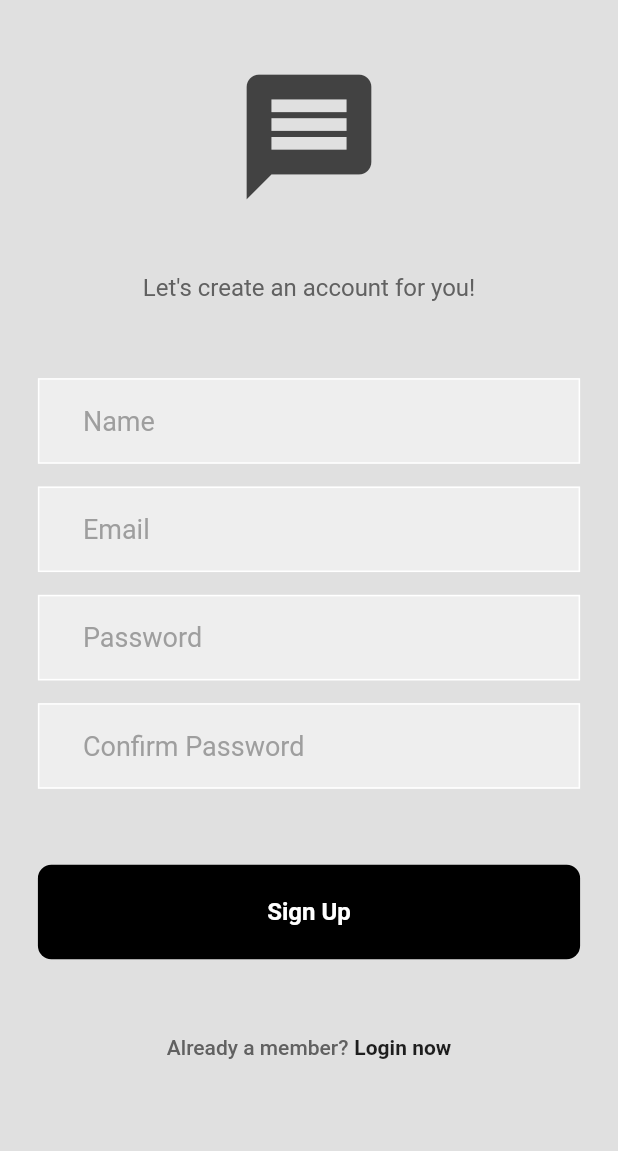
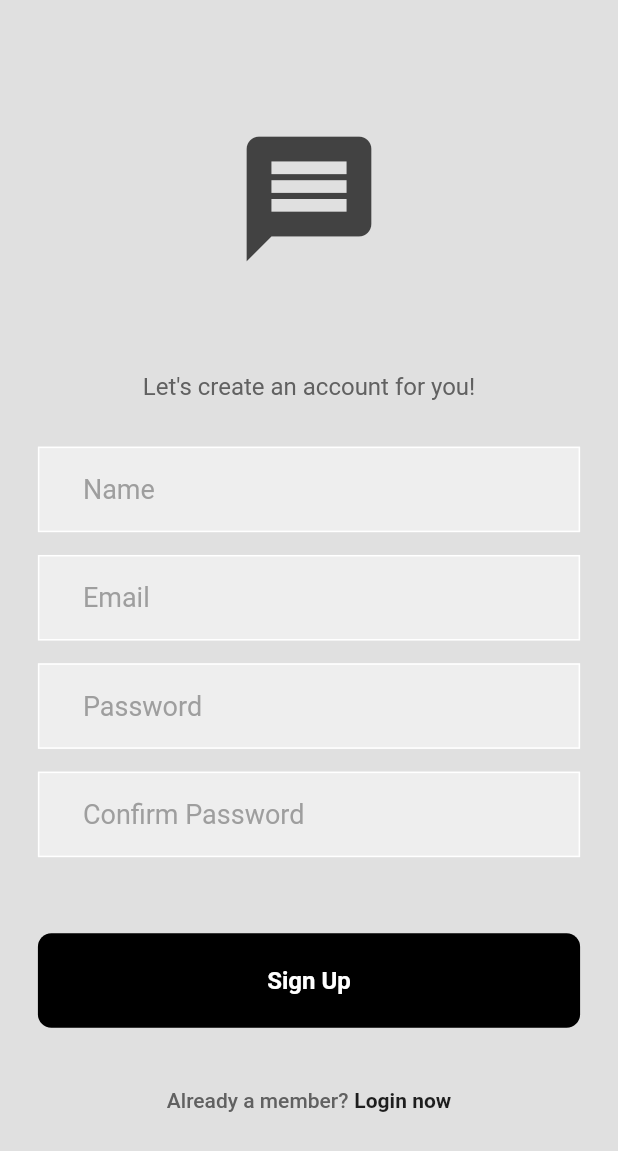
Before and after one commit to AbdulRahmanMudasser/twizzle, a Flutter app: the screen it shows after launch, after a tap on "Register now", on a phone screen of 412 x 824 dp. Shown: the top 1151 px of the screen. Run offline on Flutter 3.47's test engine with Material 2 defaults, Android fonts, the phone set to English and light mode, and no system bars; our stand-ins replace cloud_firestore, firebase_auth, firebase_core, flutter_svg, google_sign_in; accounts and stored records are empty; network calls fail.

```diff
--- a/lib/pages/login_page.dart
+++ b/lib/pages/login_page.dart
@@ -92,7 +92,7 @@ class _LoginPageState extends State<LoginPage> {
               mainAxisAlignment: MainAxisAlignment.center,
               children: [
                 SizedBox(
-                  height: AppSize.screenHeight * 0.05,
+                  height: AppSize.screenHeight * 0.07,
                 ),
 
                 // logo
@@ -103,7 +103,7 @@ class _LoginPageState extends State<LoginPage> {
                 ),
 
                 SizedBox(
-                  height: AppSize.screenHeight * 0.06,
+                  height: AppSize.screenHeight * 0.07,
                 ),
 
                 // welcome back message
@@ -117,7 +117,7 @@ class _LoginPageState extends State<LoginPage> {
                 ),
 
                 SizedBox(
-                  height: getProportionateScreenHeight(50),
+                  height: getProportionateScreenHeight(30),
                 ),
 
                 // email text field
@@ -170,7 +170,7 @@ class _LoginPageState extends State<LoginPage> {
                 ),
 
                 SizedBox(
-                  height: getProportionateScreenHeight(50),
+                  height: getProportionateScreenHeight(60),
                 ),
 
                 // or continue with
--- a/lib/pages/register_page.dart
+++ b/lib/pages/register_page.dart
@@ -94,7 +94,7 @@ class _RegisterPageState extends State<RegisterPage> {
               mainAxisAlignment: MainAxisAlignment.center,
               children: [
                 SizedBox(
-                  height: AppSize.screenHeight * 0.05,
+                  height: AppSize.screenHeight * 0.1,
                 ),
 
                 // logo
@@ -105,7 +105,7 @@ class _RegisterPageState extends State<RegisterPage> {
                 ),
 
                 SizedBox(
-                  height: AppSize.screenHeight * 0.05,
+                  height: AppSize.screenHeight * 0.08,
                 ),
 
                 // create an account
@@ -119,7 +119,7 @@ class _RegisterPageState extends State<RegisterPage> {
                 ),
 
                 SizedBox(
-                  height: getProportionateScreenHeight(50),
+                  height: getProportionateScreenHeight(30),
                 ),
 
                 // name text field
@@ -173,7 +173,7 @@ class _RegisterPageState extends State<RegisterPage> {
                 ),
 
                 SizedBox(
-                  height: getProportionateScreenHeight(50),
+                  height: getProportionateScreenHeight(40),
                 ),
 
                 // not a member? register now
```
